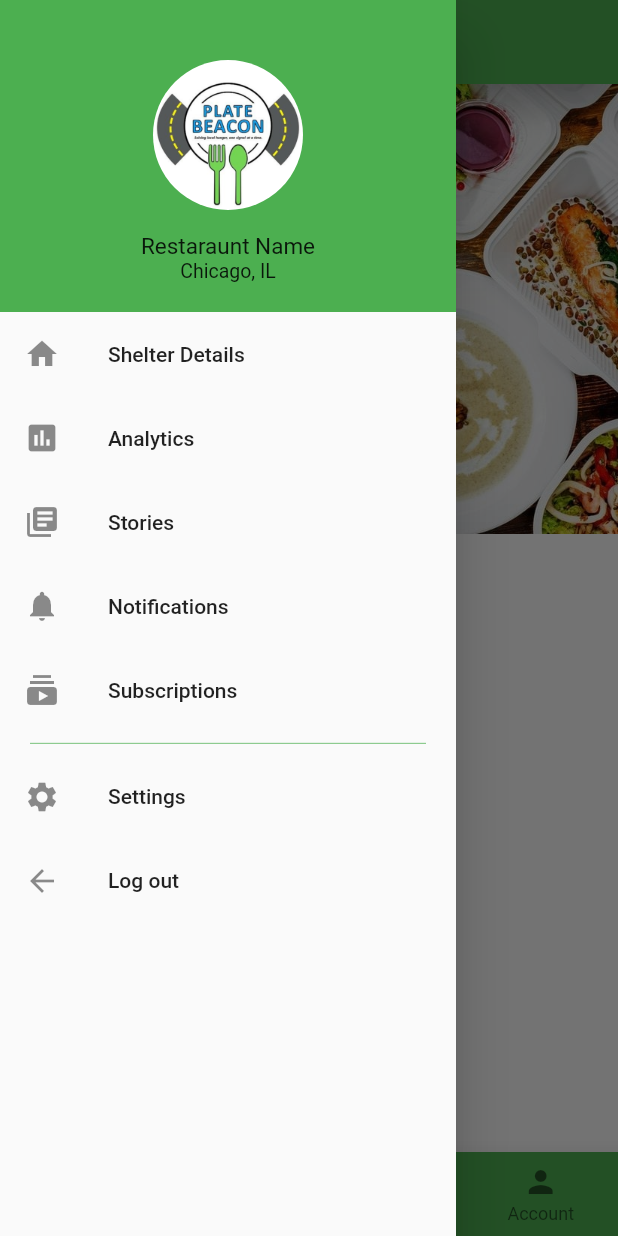
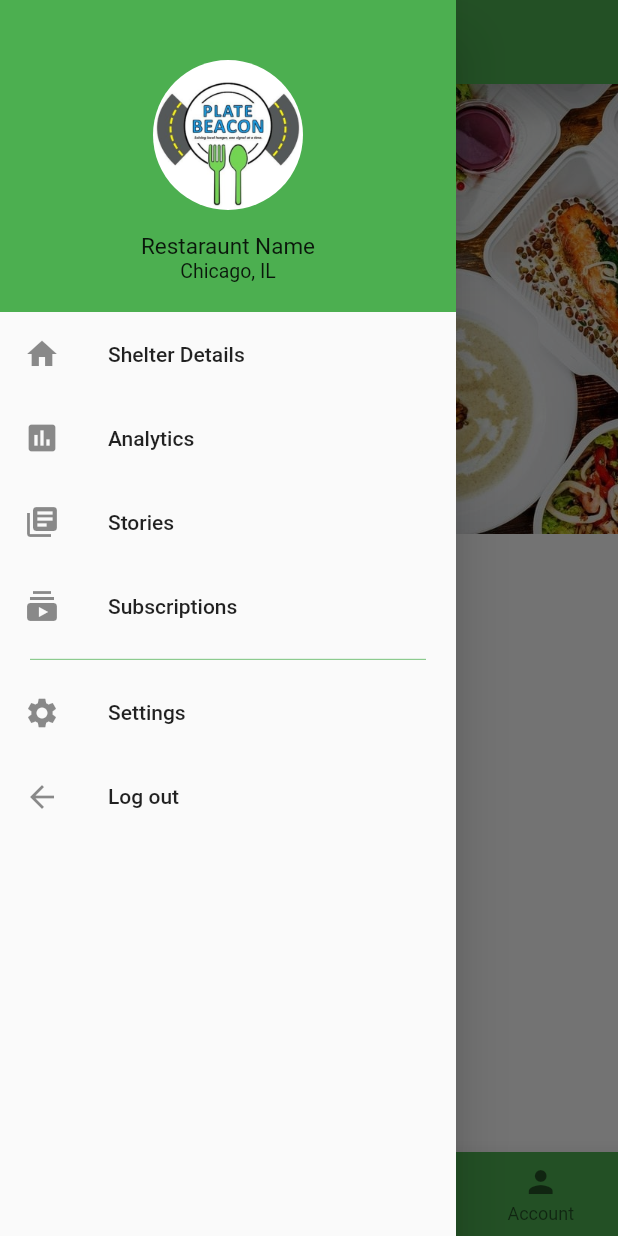
Before and after one commit to Festus1440/platebeacon_app, a Flutter app: the Home screen opened directly, with the side drawer open, on a phone screen of 412 x 824 dp. Run offline on Flutter 3.47's test engine with Material 2 defaults, Android fonts, the phone set to English and light mode, and no system bars; our stand-ins replace cloud_firestore, firebase_auth, google_maps_flutter, location; missing offline and left inert: flutter_polyline_points, google_map_polyline; accounts and stored records are empty.

Commit message:
migrated Notifications.dart from restaurant main.dart to settings.dart

```diff
--- a/lib/RestaurantMain.dart
+++ b/lib/RestaurantMain.dart
@@ -232,16 +232,16 @@ class RestaurantState extends State<Home> {
                     leading: Icon(Icons.library_books),
                     title: Text("Stories"),
                   ),
-                  ListTile(
-                    onTap: () {
-                      Navigator.of(context).pop();
-                      Navigator.push(context, MaterialPageRoute(
-                          builder: (context) => Notifications()));
-                    },
-                    leading: Icon(Icons.notifications),
-                    title: Text("Notifications"),
+                  //ListTile(
+                    //onTap: () {
+                    //  Navigator.of(context).pop();
+                    //  Navigator.push(context, MaterialPageRoute(
+                      //    builder: (context) => Notifications()));
+                   // },
+                    //leading: Icon(Icons.notifications),
+                    //title: Text("Notifications"),
 
-                  ),
+                  //),
                   //ListTile(
                    // onTap: () {
                     //  Navigator.of(context).pop();
```
Also changed, not shown: lib/restaurantsettings.dart (+42 -0 lines).
